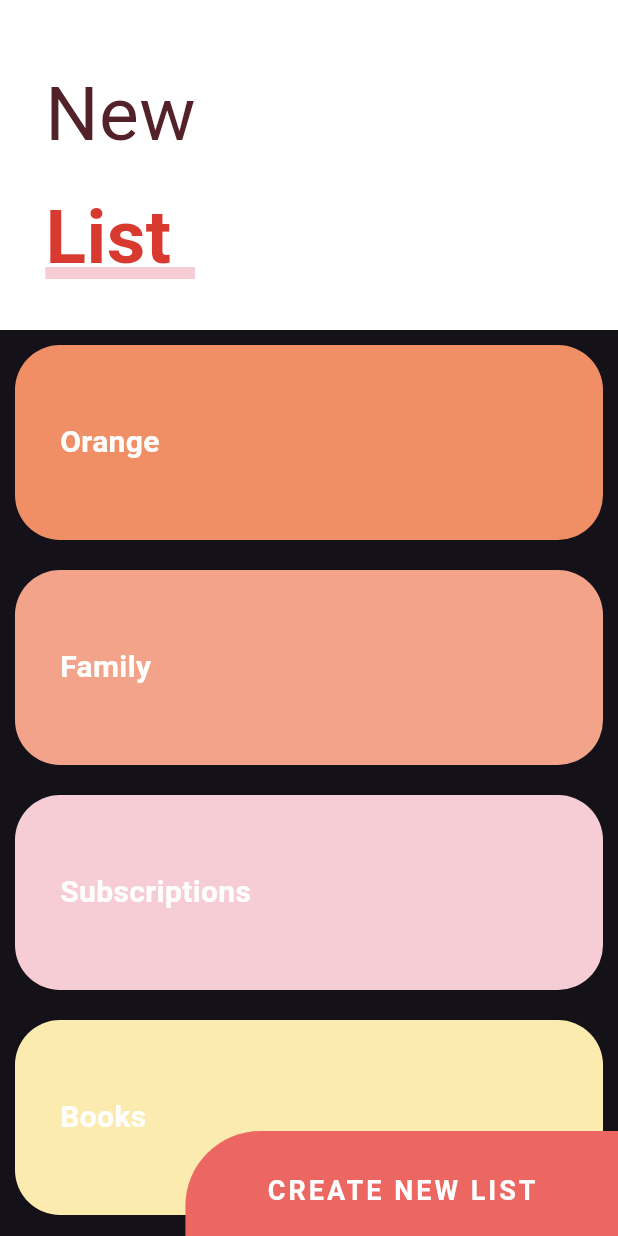
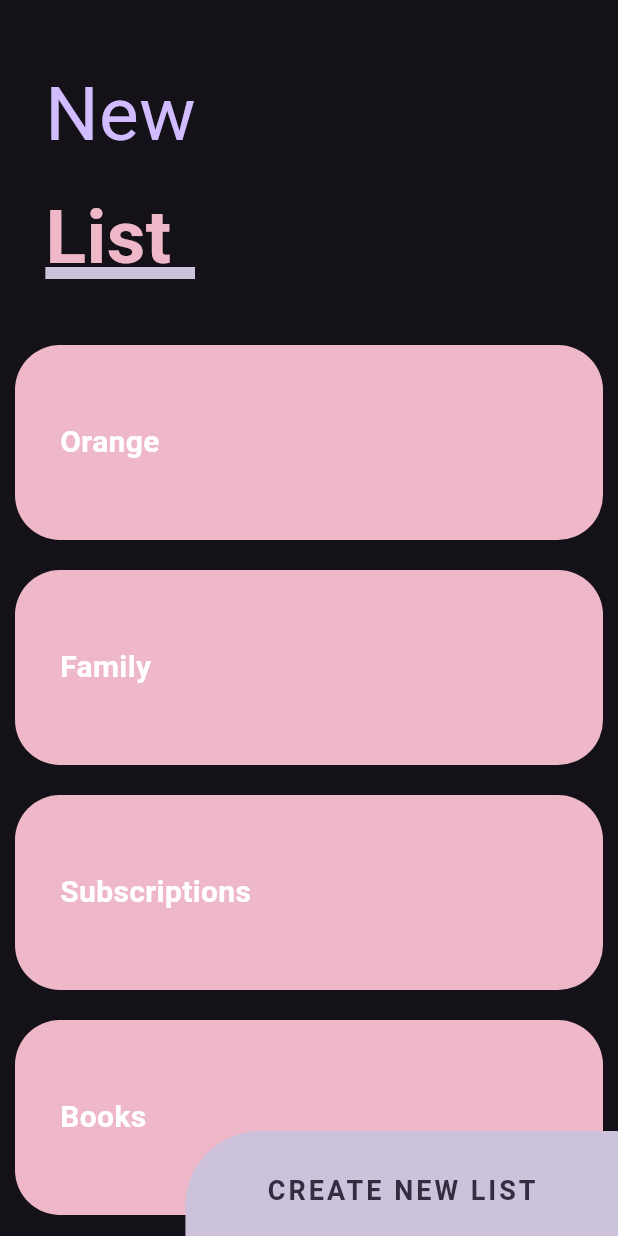
Before and after one commit to Flutter-Course-Sergio/designsApp, a Flutter app: the SliverlistPage screen opened directly, on a phone screen of 412 x 824 dp. Run offline on Flutter 3.47's test engine with Material 3 defaults, Android fonts, the phone set to English and light mode, and no system bars; our stand-ins replace animate_do, flutter_svg, font_awesome_flutter.

Commit message:
dark and light theme on slivers page

```diff
--- a/lib/src/pages/sliverlist_page.dart
+++ b/lib/src/pages/sliverlist_page.dart
@@ -1,4 +1,7 @@
 import 'package:flutter/material.dart';
+import 'package:provider/provider.dart';
+
+import '../theme/theme.dart';
 
 class SliverlistPage extends StatelessWidget {
   const SliverlistPage({super.key});
@@ -19,16 +22,21 @@ class _BigFloatingButton extends StatelessWidget {
   @override
   Widget build(BuildContext context) {
     final size = MediaQuery.of(context).size;
+    final appTheme = Provider.of<ThemeChanger>(context);
 
     final buttonStyle = ElevatedButton.styleFrom(
         fixedSize: Size(size.width * 0.7, 80),
         elevation: 0,
-        backgroundColor: const Color(0xffed6762),
+        backgroundColor: (appTheme.darkTheme)
+            ? appTheme.currentTheme.colorScheme.secondary
+            : const Color(0xffed6762),
         shape: const RoundedRectangleBorder(
             borderRadius: BorderRadius.only(topLeft: Radius.circular(50))));
 
-    const textStyle = TextStyle(
-        color: Colors.white,
+    final textStyle = TextStyle(
+        color: (appTheme.darkTheme)
+            ? appTheme.currentTheme.colorScheme.onSecondary
+            : Colors.white,
         fontSize: 18,
         fontWeight: FontWeight.bold,
         letterSpacing: 2);
@@ -37,7 +45,7 @@ class _BigFloatingButton extends StatelessWidget {
         child: ElevatedButton(
       style: buttonStyle,
       onPressed: () {},
-      child: const Text('CREATE NEW LIST', style: textStyle),
+      child: Text('CREATE NEW LIST', style: textStyle),
     ));
   }
 }
@@ -66,6 +74,7 @@ class _MainScroll extends StatelessWidget {
 
   @override
   Widget build(BuildContext context) {
+    final appTheme = Provider.of<ThemeChanger>(context);
     return CustomScrollView(
       slivers: [
         SliverPersistentHeader(
@@ -75,7 +84,7 @@ class _MainScroll extends StatelessWidget {
                 maxHeight: 220,
                 child: Container(
                     alignment: Alignment.centerLeft,
-                    color: Colors.white,
+                    color: appTheme.currentTheme.scaffoldBackgroundColor,
                     child: const _Title()))),
         SliverList(
             delegate: SliverChildListDelegate([
@@ -122,14 +131,20 @@ class _Title extends StatelessWidget {
 
   @override
   Widget build(BuildContext context) {
+    final appTheme = Provider.of<ThemeChanger>(context);
+
     return Column(
       children: [
         const SizedBox(height: 30),
         Container(
           margin: const EdgeInsets.symmetric(horizontal: 30, vertical: 10),
-          child: const Text(
+          child: Text(
             'New',
-            style: TextStyle(color: Color(0xff532128), fontSize: 50),
+            style: TextStyle(
+                color: (appTheme.darkTheme)
+                    ? appTheme.currentTheme.colorScheme.primary
+                    : const Color(0xff532128),
+                fontSize: 50),
           ),
         ),
         Stack(
@@ -140,13 +155,18 @@ class _Title extends StatelessWidget {
               child: Container(
                 width: 150,
                 height: 8,
-                decoration: const BoxDecoration(color: Color(0xfff7cdd5)),
+                decoration: BoxDecoration(
+                    color: (appTheme.darkTheme)
+                        ? appTheme.currentTheme.colorScheme.secondary
+                        : const Color(0xfff7cdd5)),
               ),
             ),
-            const Text(
+            Text(
               'List',
               style: TextStyle(
-                  color: Color(0xffd93a30),
+                  color: (appTheme.darkTheme)
+                      ? appTheme.currentTheme.colorScheme.tertiary
+                      : const Color(0xffd93a30),
                   fontSize: 50,
                   fontWeight: FontWeight.bold),
             ),
@@ -165,13 +185,18 @@ class _TodoItem extends StatelessWidget {
 
   @override
   Widget build(BuildContext context) {
+    final appTheme = Provider.of<ThemeChanger>(context);
+
     return Container(
       alignment: Alignment.centerLeft,
       padding: const EdgeInsets.all(30),
       height: 130,
       margin: const EdgeInsets.all(10),
-      decoration:
-          BoxDecoration(color: color, borderRadius: BorderRadius.circular(30)),
+      decoration: BoxDecoration(
+          color: (appTheme.darkTheme)
+              ? appTheme.currentTheme.colorScheme.tertiary
+              : color,
+          borderRadius: BorderRadius.circular(30)),
       child: Text(
         text,
         style: const TextStyle(
```
